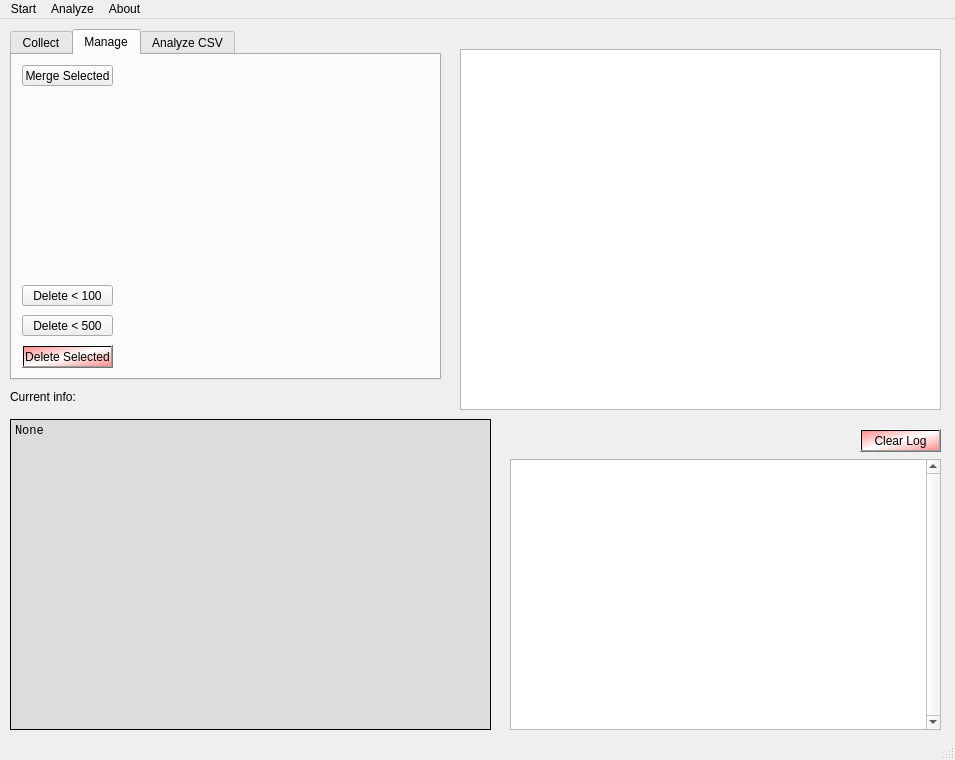
GrzegorzKrug/TwitterAnalyzer, file TwitterAnalyzer/GUI.ui: the form before one commit.
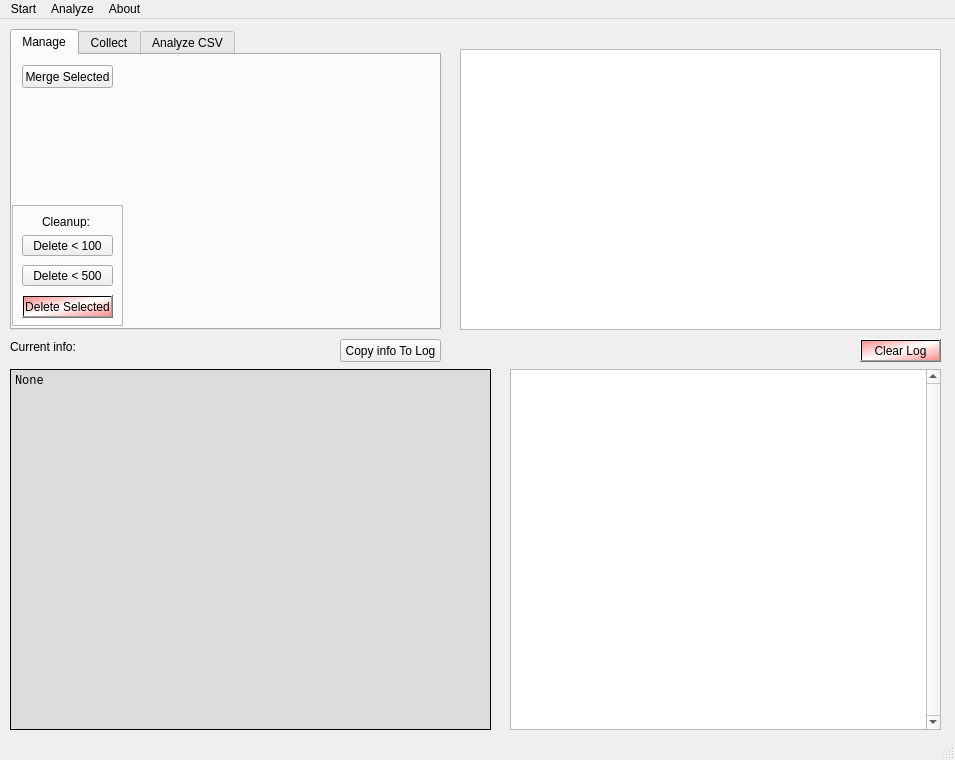
The form after the commit. The open tabs and pages were chosen to show the change.

What changed in the file:
```diff
--- a/TwitterAnalyzer/GUI.ui
+++ b/TwitterAnalyzer/GUI.ui
@@ -20,7 +20,7 @@
       <x>10</x>
       <y>10</y>
       <width>431</width>
-      <height>351</height>
+      <height>301</height>
      </rect>
     </property>
     <property name="toolTip">
@@ -32,6 +32,124 @@
     <property name="currentIndex">
      <number>2</number>
     </property>
+    <widget class="QWidget" name="tab_2">
+     <attribute name="title">
+      <string>Manage</string>
+     </attribute>
+     <attribute name="toolTip">
+      <string>Manage Tweet Files in 'tweets' directory</string>
+     </attribute>
+     <widget class="QPushButton" name="pushButton_delete100">
+      <property name="geometry">
+       <rect>
+        <x>10</x>
+        <y>180</y>
+        <width>91</width>
+        <height>21</height>
+       </rect>
+      </property>
+      <property name="toolTip">
+       <string>Delete CSV files that have less than 100 Tweets</string>
+      </property>
+      <property name="toolTipDuration">
+       <number>-1</number>
+      </property>
+      <property name="text">
+       <string>Delete &lt; 100</string>
+      </property>
+     </widget>
+     <widget class="QPushButton" name="pushButton_deleteSelected">
+      <property name="geometry">
+       <rect>
+        <x>10</x>
+        <y>240</y>
+        <width>91</width>
+        <height>23</height>
+       </rect>
+      </property>
+      <property name="toolTip">
+       <string>Delete files selected in Tree</string>
+      </property>
+      <property name="styleSheet">
+       <string notr="true">background-color: qlineargradient(spread:reflect, x1:0.5, y1:0.5, x2:0, y2:0.028, stop:0 rgba(255, 255, 255, 255), stop:1 rgba(255, 144, 144, 255));</string>
+      </property>
+      <property name="text">
+       <string>Delete Selected</string>
+      </property>
+     </widget>
+     <widget class="QPushButton" name="pushButton_delete500">
+      <property name="geometry">
+       <rect>
+        <x>10</x>
+        <y>210</y>
+        <width>91</width>
+        <height>21</height>
+       </rect>
+      </property>
+      <property name="toolTip">
+       <string>Delete CSV files that have less than 500 Tweets</string>
+      </property>
+      <property name="toolTipDuration">
+       <number>-1</number>
+      </property>
+      <property name="text">
+       <string>Delete &lt; 500</string>
+      </property>
+     </widget>
+     <widget class="QPushButton" name="pushButton_merge_selected">
+      <property name="geometry">
+       <rect>
+        <x>10</x>
+        <y>10</y>
+        <width>91</width>
+        <height>23</height>
+       </rect>
+      </property>
+      <property name="toolTip">
+       <string>Merge Selected Files to new file.</string>
+      </property>
+      <property name="toolTipDuration">
+       <number>-1</number>
+      </property>
+      <property name="text">
+       <string>Merge Selected</string>
+      </property>
+     </widget>
+     <widget class="QFrame" name="frame">
+      <property name="geometry">
+       <rect>
+        <x>0</x>
+        <y>150</y>
+        <width>111</width>
+        <height>121</height>
+       </rect>
+      </property>
+      <property name="frameShape">
+       <enum>QFrame::StyledPanel</enum>
+      </property>
+      <property name="frameShadow">
+       <enum>QFrame::Sunken</enum>
+      </property>
+      <widget class="QLabel" name="label_3">
+       <property name="geometry">
+        <rect>
+         <x>30</x>
+         <y>10</y>
+         <width>47</width>
+         <height>13</height>
+        </rect>
+       </property>
+       <property name="text">
+        <string>Cleanup:</string>
+       </property>
+      </widget>
+     </widget>
+     <zorder>frame</zorder>
+     <zorder>pushButton_delete100</zorder>
+     <zorder>pushButton_deleteSelected</zorder>
+     <zorder>pushButton_delete500</zorder>
+     <zorder>pushButton_merge_selected</zorder>
+    </widget>
     <widget class="QWidget" name="tab">
      <attribute name="title">
       <string>Collect</string>
@@ -102,90 +220,6 @@
       </property>
      </widget>
     </widget>
-    <widget class="QWidget" name="tab_2">
-     <attribute name="title">
-      <string>Manage</string>
-     </attribute>
-     <attribute name="toolTip">
-      <string>Manage Tweet Files in 'tweets' directory</string>
-     </attribute>
-     <widget class="QPushButton" name="pushButton_delete100">
-      <property name="geometry">
-       <rect>
-        <x>10</x>
-        <y>230</y>
-        <width>91</width>
-        <height>21</height>
-       </rect>
-      </property>
-      <property name="toolTip">
-       <string>Delete CSV files that have less than 100 Tweets</string>
-      </property>
-      <property name="toolTipDuration">
-       <number>-1</number>
-      </property>
-      <property name="text">
-       <string>Delete &lt; 100</string>
-      </property>
-     </widget>
-     <widget class="QPushButton" name="pushButton_deleteSelected">
-      <property name="geometry">
-       <rect>
-        <x>10</x>
-        <y>290</y>
-        <width>91</width>
-        <height>23</height>
-       </rect>
-      </property>
-      <property name="toolTip">
-       <string>Delete files selected in Tree</string>
-      </property>
-      <property name="styleSheet">
-       <string notr="true">background-color: qlineargradient(spread:reflect, x1:0.5, y1:0.5, x2:0, y2:0.028, stop:0 rgba(255, 255, 255, 255), stop:1 rgba(255, 144, 144, 255));</string>
-      </property>
-      <property name="text">
-       <string>Delete Selected</string>
-      </property>
-     </widget>
-     <widget class="QPushButton" name="pushButton_delete500">
-      <property name="geometry">
-       <rect>
-        <x>10</x>
-        <y>260</y>
-        <width>91</width>
-        <height>21</height>
-       </rect>
-      </property>
-      <property name="toolTip">
-       <string>Delete CSV files that have less than 500 Tweets</string>
-      </property>
-      <property name="toolTipDuration">
-       <number>-1</number>
-      </property>
-      <property name="text">
-       <string>Delete &lt; 500</string>
-      </property>
-     </widget>
-     <widget class="QPushButton" name="pushButton_merge_selected">
-      <property name="geometry">
-       <rect>
-        <x>10</x>
-        <y>10</y>
-        <width>91</width>
-        <height>21</height>
-       </rect>
-      </property>
-      <property name="toolTip">
-       <string>Merge Selected Files to new file.</string>
-      </property>
-      <property name="toolTipDuration">
-       <number>-1</number>
-      </property>
-      <property name="text">
-       <string>Merge Selected</string>
-      </property>
-     </widget>
-    </widget>
     <widget class="QWidget" name="tab_3">
      <attribute name="title">
       <string>Analyze CSV</string>
@@ -228,7 +262,7 @@
     <property name="geometry">
      <rect>
       <x>10</x>
-      <y>370</y>
+      <y>320</y>
       <width>91</width>
       <height>16</height>
      </rect>
@@ -243,7 +277,7 @@
       <x>460</x>
       <y>30</y>
       <width>481</width>
-      <height>361</height>
+      <height>281</height>
      </rect>
     </property>
     <property name="selectionMode">
@@ -254,9 +288,9 @@
     <property name="geometry">
      <rect>
       <x>10</x>
-      <y>400</y>
+      <y>350</y>
       <width>481</width>
-      <height>311</height>
+      <height>361</height>
      </rect>
     </property>
     <property name="font">
@@ -286,16 +320,21 @@
     <property name="geometry">
      <rect>
       <x>510</x>
-      <y>440</y>
+      <y>350</y>
       <width>431</width>
-      <height>271</height>
+      <height>361</height>
      </rect>
     </property>
+    <property name="font">
+     <font>
+      <family>Lucida Console</family>
+     </font>
+    </property>
     <property name="verticalScrollBarPolicy">
      <enum>Qt::ScrollBarAlwaysOn</enum>
     </property>
     <property name="lineWrapMode">
-     <enum>QTextEdit::WidgetWidth</enum>
+     <enum>QTextEdit::NoWrap</enum>
     </property>
     <property name="lineWrapColumnOrWidth">
      <number>0</number>
@@ -304,15 +343,15 @@
      <string>&lt;!DOCTYPE HTML PUBLIC &quot;-//W3C//DTD HTML 4.0//EN&quot; &quot;http://www.w3.org/TR/REC-html40/strict.dtd&quot;&gt;
 &lt;html&gt;&lt;head&gt;&lt;meta name=&quot;qrichtext&quot; content=&quot;1&quot; /&gt;&lt;style type=&quot;text/css&quot;&gt;
 p, li { white-space: pre-wrap; }
-&lt;/style&gt;&lt;/head&gt;&lt;body style=&quot; font-family:'MS Shell Dlg 2'; font-size:8.25pt; font-weight:400; font-style:normal;&quot;&gt;
-&lt;p style=&quot;-qt-paragraph-type:empty; margin-top:0px; margin-bottom:0px; margin-left:0px; margin-right:0px; -qt-block-indent:0; text-indent:0px;&quot;&gt;&lt;br /&gt;&lt;/p&gt;&lt;/body&gt;&lt;/html&gt;</string>
+&lt;/style&gt;&lt;/head&gt;&lt;body style=&quot; font-family:'Lucida Console'; font-size:8.25pt; font-weight:400; font-style:normal;&quot;&gt;
+&lt;p style=&quot;-qt-paragraph-type:empty; margin-top:0px; margin-bottom:0px; margin-left:0px; margin-right:0px; -qt-block-indent:0; text-indent:0px; font-family:'MS Shell Dlg 2';&quot;&gt;&lt;br /&gt;&lt;/p&gt;&lt;/body&gt;&lt;/html&gt;</string>
     </property>
    </widget>
    <widget class="QPushButton" name="pushButton_clear_log">
     <property name="geometry">
      <rect>
       <x>860</x>
-      <y>410</y>
+      <y>320</y>
       <width>81</width>
       <height>23</height>
      </rect>
@@ -324,6 +363,22 @@
      <string>Clear Log</string>
     </property>
    </widget>
+   <widget class="QPushButton" name="pushButton_Info_screenLog">
+    <property name="geometry">
+     <rect>
+      <x>340</x>
+      <y>320</y>
+      <width>101</width>
+      <height>23</height>
+     </rect>
+    </property>
+    <property name="styleSheet">
+     <string notr="true"/>
+    </property>
+    <property name="text">
+     <string>Copy info To Log</string>
+    </property>
+   </widget>
   </widget>
   <widget class="QMenuBar" name="menubar">
    <property name="geometry">
```
Left out of the diff: 52 changed lines with no effect on the pictures.
